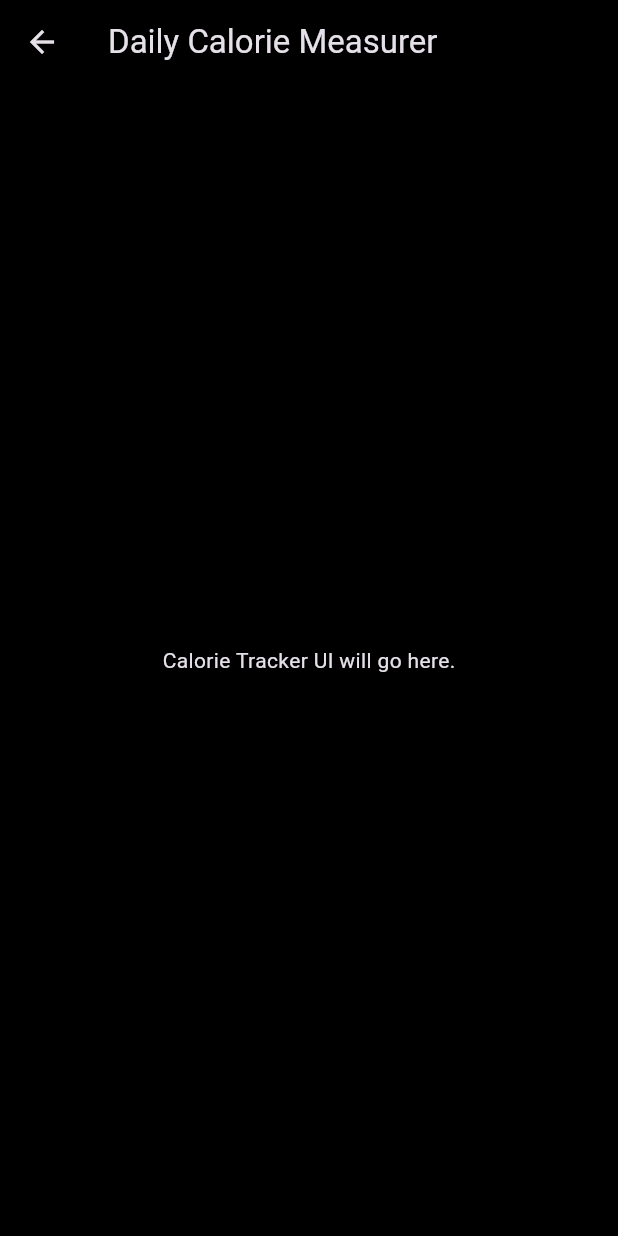
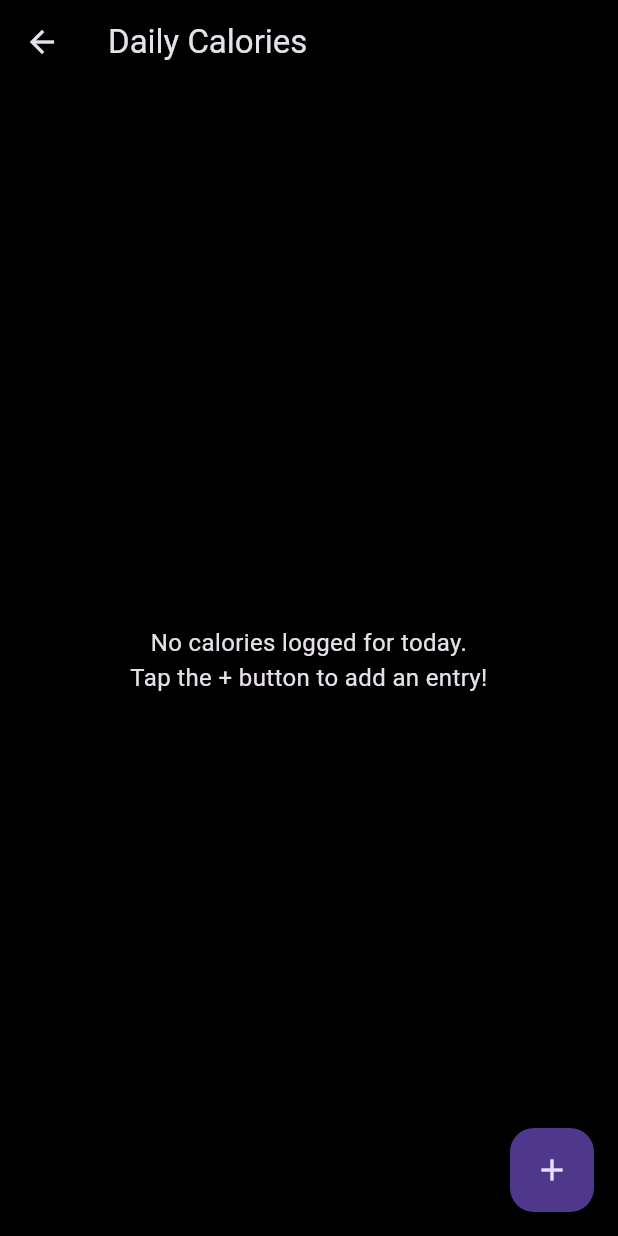
Before and after one commit to anshjast/koru, a Flutter app: the DietScreen screen opened directly, after a tap on "Total Calorie", on a phone screen of 412 x 824 dp. Run offline on Flutter 3.47's test engine with Material 3 defaults, Android fonts, the light colour scheme and no system bars; our stand-ins replace cloud_firestore, firebase_core, fl_chart, liquid_progress_indicator_v2, table_calendar; accounts and stored records are empty.

Commit message:
calorie page made along with calorie log

```diff
--- a/lib/screens/calorie_tracker_screen.dart
+++ b/lib/screens/calorie_tracker_screen.dart
@@ -1,18 +1,103 @@
 // lib/screens/calorie_tracker_screen.dart
+
 import 'package:flutter/material.dart';
+import 'package:cloud_firestore/cloud_firestore.dart';
+import 'package:koru/widgets/calorie_dialog.dart'; // <-- Import the new reusable dialog
 
-class CalorieTrackerScreen extends StatelessWidget {
+class CalorieTrackerScreen extends StatefulWidget {
   const CalorieTrackerScreen({super.key});
 
   @override
+  State<CalorieTrackerScreen> createState() => _CalorieTrackerScreenState();
+}
+
+class _CalorieTrackerScreenState extends State<CalorieTrackerScreen> {
+  final _calorieLogCollection = FirebaseFirestore.instance.collection('calorieLog');
+
+  @override
   Widget build(BuildContext context) {
+    final now = DateTime.now();
+    final startOfToday = DateTime(now.year, now.month, now.day);
+    final endOfToday = startOfToday.add(const Duration(days: 1));
+
     return Scaffold(
       backgroundColor: Colors.black,
       appBar: AppBar(
-        title: const Text('Daily Calorie Measurer'),
+        title: const Text('Daily Calories'),
         backgroundColor: Colors.black,
+        elevation: 0,
       ),
-      body: const Center(child: Text('Calorie Tracker UI will go here.')),
+      body: StreamBuilder<QuerySnapshot>(
+        stream: _calorieLogCollection
+            .where('timestamp', isGreaterThanOrEqualTo: startOfToday)
+            .where('timestamp', isLessThan: endOfToday)
+            .orderBy('timestamp', descending: true)
+            .snapshots(),
+        builder: (context, snapshot) {
+          if (snapshot.connectionState == ConnectionState.waiting) {
+            return const Center(child: CircularProgressIndicator());
+          }
+          if (!snapshot.hasData || snapshot.data!.docs.isEmpty) {
+            return const Center(
+              child: Text(
+                'No calories logged for today.\nTap the + button to add an entry!',
+                textAlign: TextAlign.center,
+                style: TextStyle(fontSize: 16),
+              ),
+            );
+          }
+
+          int totalCalories = 0;
+          for (var doc in snapshot.data!.docs) {
+            totalCalories += (doc['calories'] as num).toInt();
+          }
+
+          return Column(
+            children: [
+              Padding(
+                padding: const EdgeInsets.all(16.0),
+                child: Column(
+                  children: [
+                    const Text(
+                      'Total for Today',
+                      style: TextStyle(fontSize: 18, color: Colors.white70),
+                    ),
+                    Text(
+                      '$totalCalories kcal',
+                      style: const TextStyle(
+                        fontSize: 48,
+                        fontWeight: FontWeight.bold,
+                        color: Colors.white,
+                      ),
+                    ),
+                  ],
+                ),
+              ),
+              const Divider(),
+              Expanded(
+                child: ListView.builder(
+                  itemCount: snapshot.data!.docs.length,
+                  itemBuilder: (context, index) {
+                    var doc = snapshot.data!.docs[index];
+                    var data = doc.data() as Map<String, dynamic>;
+
+                    return ListTile(
+                      title: Text(data['item']),
+                      trailing: Text('${data['calories']} kcal'),
+                      onTap: () => showCalorieDialog(context: context, doc: doc),
+                    );
+                  },
+                ),
+              ),
+            ],
+          );
+        },
+      ),
+      floatingActionButton: FloatingActionButton(
+        onPressed: () => showCalorieDialog(context: context),
+        child: const Icon(Icons.add),
+        tooltip: 'Add Entry',
+      ),
     );
   }
 }
--- a/lib/screens/diet_screen.dart
+++ b/lib/screens/diet_screen.dart
@@ -4,6 +4,8 @@ import 'package:flutter/material.dart';
 import 'package:koru/screens/calorie_tracker_screen.dart';
 import 'package:koru/screens/meals_library_screen.dart';
 import 'package:koru/screens/water_intake_screen.dart';
+import 'package:koru/screens/water_history_screen.dart'; // <-- THIS IS THE FIX
+import 'package:koru/widgets/calorie_dialog.dart';
 import 'package:koru/widgets/gradient_card.dart';
 import 'package:koru/widgets/meal_dialog.dart';
 
@@ -19,10 +21,11 @@ class DietScreen extends StatelessWidget {
         backgroundColor: Colors.black,
         elevation: 0,
       ),
-      body: ListView(
+      body: Padding(
         padding: const EdgeInsets.all(16.0),
+        child: Column(
+          mainAxisAlignment: MainAxisAlignment.spaceEvenly,
           children: [
-          const SizedBox(height: 20),
             // --- "My Meals" Card ---
             GradientCard(
               child: Padding(
@@ -39,16 +42,27 @@ class DietScreen extends StatelessWidget {
                       mainAxisAlignment: MainAxisAlignment.spaceEvenly,
                       children: [
                         ElevatedButton.icon(
-                        onPressed: () => showMealDialog(context: context),
+                          onPressed: () {
+                            showMealDialog(context: context);
+                          },
                           icon: const Icon(Icons.add),
                           label: const Text('Add'),
-                        style: ElevatedButton.styleFrom(backgroundColor: Colors.grey[800]),
+                          style: ElevatedButton.styleFrom(
+                            backgroundColor: Colors.grey[800],
+                          ),
                         ),
                         ElevatedButton.icon(
-                        onPressed: () => Navigator.push(context, MaterialPageRoute(builder: (context) => const MealsLibraryScreen())),
+                          onPressed: () {
+                            Navigator.push(
+                              context,
+                              MaterialPageRoute(builder: (context) => const MealsLibraryScreen()),
+                            );
+                          },
                           icon: const Icon(Icons.menu_book),
                           label: const Text('Library'),
-                        style: ElevatedButton.styleFrom(backgroundColor: Colors.grey[800]),
+                          style: ElevatedButton.styleFrom(
+                            backgroundColor: Colors.grey[800],
+                          ),
                         ),
                       ],
                     ),
@@ -56,7 +70,7 @@ class DietScreen extends StatelessWidget {
                 ),
               ),
             ),
-          const SizedBox(height: 20),
+
             // --- "Water Intake" Card ---
             GradientCard(
               child: Padding(
@@ -72,18 +86,31 @@ class DietScreen extends StatelessWidget {
                     Row(
                       mainAxisAlignment: MainAxisAlignment.spaceEvenly,
                       children: [
-                      // --- UPDATED NAVIGATION ---
                         ElevatedButton.icon(
-                        onPressed: () => Navigator.push(context, MaterialPageRoute(builder: (context) => const WaterIntakeScreen())),
+                          onPressed: () {
+                            Navigator.push(
+                              context,
+                              MaterialPageRoute(builder: (context) => const WaterIntakeScreen()),
+                            );
+                          },
                           icon: const Icon(Icons.add),
                           label: const Text('Add'),
-                        style: ElevatedButton.styleFrom(backgroundColor: Colors.grey[800]),
+                          style: ElevatedButton.styleFrom(
+                            backgroundColor: Colors.grey[800],
+                          ),
                         ),
                         ElevatedButton.icon(
-                        onPressed: () => Navigator.push(context, MaterialPageRoute(builder: (context) => const WaterIntakeScreen())),
+                          onPressed: () {
+                            Navigator.push(
+                              context,
+                              MaterialPageRoute(builder: (context) => const WaterHistoryScreen()),
+                            );
+                          },
                           icon: const Icon(Icons.history),
                           label: const Text('Water Log'),
-                        style: ElevatedButton.styleFrom(backgroundColor: Colors.grey[800]),
+                          style: ElevatedButton.styleFrom(
+                            backgroundColor: Colors.grey[800],
+                          ),
                         ),
                       ],
                     ),
@@ -91,7 +118,7 @@ class DietScreen extends StatelessWidget {
                 ),
               ),
             ),
-          const SizedBox(height: 20),
+
             // --- "Daily Calories" Card ---
             GradientCard(
               child: Padding(
@@ -108,16 +135,27 @@ class DietScreen extends StatelessWidget {
                       mainAxisAlignment: MainAxisAlignment.spaceEvenly,
                       children: [
                         ElevatedButton.icon(
-                        onPressed: () => Navigator.push(context, MaterialPageRoute(builder: (context) => const CalorieTrackerScreen())),
+                          onPressed: () {
+                            showCalorieDialog(context: context);
+                          },
                           icon: const Icon(Icons.add),
                           label: const Text('Add'),
-                        style: ElevatedButton.styleFrom(backgroundColor: Colors.grey[800]),
+                          style: ElevatedButton.styleFrom(
+                            backgroundColor: Colors.grey[800],
+                          ),
                         ),
                         ElevatedButton.icon(
-                        onPressed: () => Navigator.push(context, MaterialPageRoute(builder: (context) => const CalorieTrackerScreen())),
+                          onPressed: () {
+                            Navigator.push(
+                              context,
+                              MaterialPageRoute(builder: (context) => const CalorieTrackerScreen()),
+                            );
+                          },
                           icon: const Icon(Icons.bar_chart),
                           label: const Text('Total Calorie'),
-                        style: ElevatedButton.styleFrom(backgroundColor: Colors.grey[800]),
+                          style: ElevatedButton.styleFrom(
+                            backgroundColor: Colors.grey[800],
+                          ),
                         ),
                       ],
                     ),
@@ -127,6 +165,7 @@ class DietScreen extends StatelessWidget {
             ),
           ],
         ),
+      ),
     );
   }
 }
```
Also changed, not shown: lib/widgets/calorie_dialog.dart (added, +67 -0 lines). Lines whose indentation alone changed are shown as unchanged.
